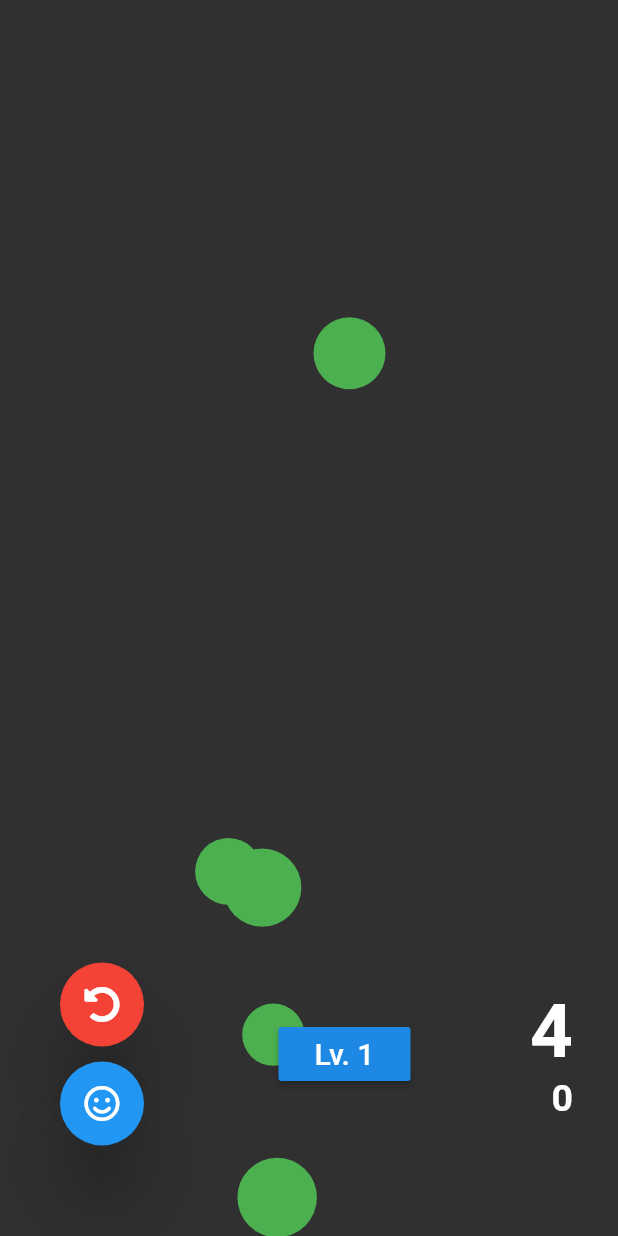
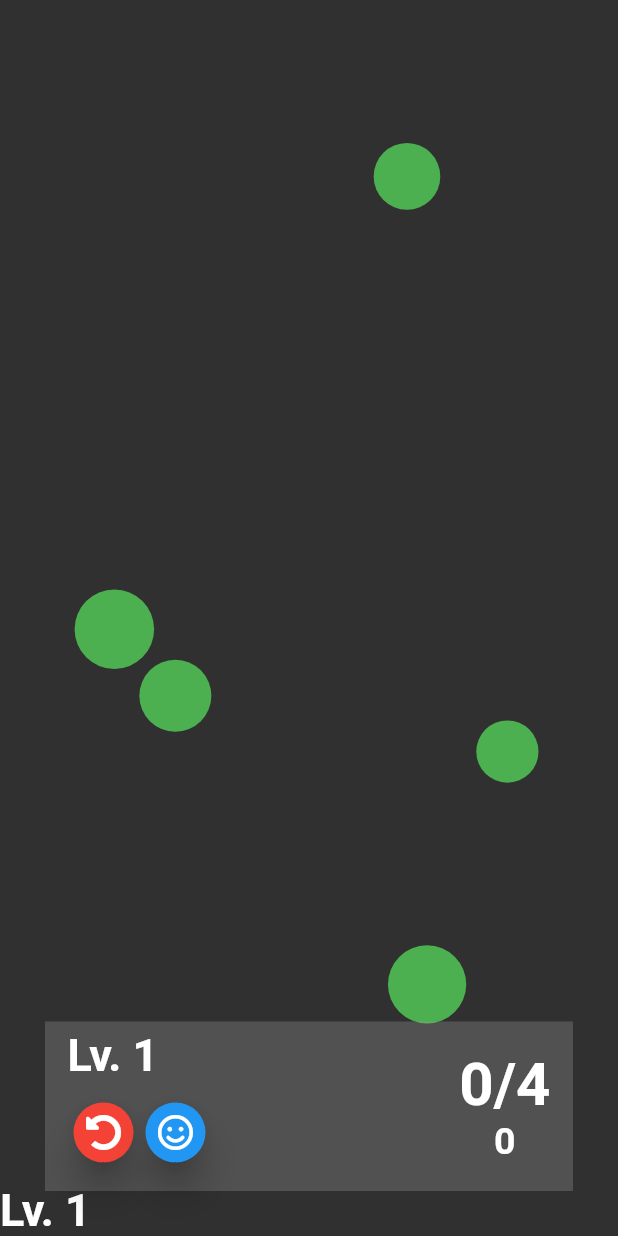
Before and after one commit to theguymeyer/reaction, a Flutter app: the screen it shows after launch, on a phone screen of 412 x 824 dp. Run offline on Flutter 3.47's test engine with Material 2 defaults, Android fonts, the phone set to English and light mode, and no system bars; our stand-ins replace font_awesome_flutter; Roboto replaces fonts that are missing (Georgia, Hind).

Commit message:
1.1.1 Dark Mode - menu needs work (no next level button)

```diff
--- a/lib/gameTimer.dart
+++ b/lib/gameTimer.dart
@@ -58,8 +58,9 @@ class _GameTimerState extends State<GameTimer> with SingleTickerProviderStateMix
         if (status == AnimationStatus.completed) {
           Provider.of<StatusNotifier>(context, listen: false).setStatus(Status.finished);
 
-          setState(() {
-          });
+          // setState(() {
+          //   status = AnimationStatus.dismissed;
+          // });
         }
       }
     );
@@ -112,7 +113,7 @@ class _GameTimerState extends State<GameTimer> with SingleTickerProviderStateMix
     super.dispose();
   }
 
-  /* Custom Methods */
+  /* Controller Methods */
   void start() => _timerAnimationController.forward();
   void stop() => _timerAnimationController.stop();
   void reset() => _timerAnimationController.reset();
--- a/lib/levels.dart
+++ b/lib/levels.dart
@@ -8,9 +8,10 @@ class Levels {
 
   // Level(this._id, this._batchSize, this._sizeRange, this._speedRange, this._initialTime, this._timeBonusDecimal, this._targetScore)
   List<Level> _levels = [
-    Level(1, 5, Offset(4, 20), Offset(1,17), 700, 0.05, 4), // high variance Size and Speed
-    Level(2, 10, Offset(2, 15), Offset(0.2, 7.5), 2000, 0.1, 10), // fun level
-    Level(3, 30, Offset(3, 10), Offset(3.5, 5.5), 1000, 0.1, 10),
+    Level(1, 5, Offset(4, 20), Offset(1,4), 1200, 0.05, 4), // high variance Size and Speed
+    Level(2, 5, Offset(4, 20), Offset(1,17), 700, 0.05, 4), // high variance Size and Speed
+    Level(3, 10, Offset(2, 15), Offset(0.2, 7.5), 2000, 0.1, 10), // fun level
+    Level(4, 30, Offset(3, 10), Offset(3.5, 5.5), 1000, 0.1, 10),
     // Level(2, 20, 0.3),
     // Level(3, 20, 0.5),
     // Level(4, 20, 0.7),
--- a/lib/main.dart
+++ b/lib/main.dart
@@ -122,27 +122,8 @@ class _GamePageState extends State<GamePage> {
                 ),
           );
         }),
-        Container(
-            padding: EdgeInsets.all(30),
-            alignment: Alignment(-0.85, 0.95),
-            child: Row(
-                crossAxisAlignment: CrossAxisAlignment.center,
-                mainAxisAlignment: MainAxisAlignment.spaceBetween,
-                children: <Widget>[
-                  FittedBox(
-                    // menu widgets (restart button and info button)
-                    child: Padding(
-                        padding:
-                            EdgeInsets.symmetric(vertical: 10, horizontal: 10),
-                        child: MenuWidgets(
-                          restartLevel: () {
-                            restartLevel();
-                          },
-                        )),
-                  ),
-                  FittedBox(
-                    // next level
-                    child: NextLevelWidget(
+        NextLevelWidget(
+          // next level button
           currentLevel: currentLevel,
           nextLevel: () {
             Provider.of<TotalScore>(context, listen: false)
@@ -150,13 +131,53 @@ class _GamePageState extends State<GamePage> {
             nextLevel();
           },
         ),
+        Container(
+            padding: EdgeInsets.all(30),
+            alignment: Alignment.bottomCenter,
+            child: SizedBox(
+              // HUD (Heads Up Display)
+              child: Container(
+                  color: Colors.grey.withOpacity(0.3),
+                  padding: EdgeInsets.symmetric(vertical: 5, horizontal: 15),
+                  child: Row(
+                      crossAxisAlignment: CrossAxisAlignment.center,
+                      mainAxisAlignment: MainAxisAlignment.spaceBetween,
+                      children: <Widget>[
+                        FittedBox(
+                            child: Column(
+                                crossAxisAlignment: CrossAxisAlignment.start,
+                                // level info and menu buttons
+                                children: <Widget>[
+                              FittedBox(
+                                // level count
+                                child: Text(
+                                  "Lv. ${(currentLevel).toString()}",
+                                  style: TextStyle(
+                                    fontSize: 30.0,
+                                    fontWeight: FontWeight.w600,
+                                    // backgroundColor: Colors.green,
                                   ),
+                                ),
+                              ),
+                              FittedBox(
+                                // menu widgets (restart button and info button)
+                                child: Padding(
+                                    padding: EdgeInsets.symmetric(
+                                        vertical: 10, horizontal: 0),
+                                    child: MenuWidgets(
+                                      restartLevel: () {
+                                        restartLevel();
+                                      },
+                                    )),
+                              ),
+                            ])),
                         FittedBox(
                           // score widgets
                           alignment: Alignment(0.85, 0.85),
                           child: ScoreWidgets(gameInfo),
                         )
                       ])),
+            )),
       ],
     ));
   }
--- a/lib/menu_widgets.dart
+++ b/lib/menu_widgets.dart
@@ -9,17 +9,17 @@ class MenuWidgets extends StatelessWidget {
   final GameCallback restartLevel;
   // final GameCallback nextLevel;
   final double _horizPadding = 0;
-  final double _vertPadding = 5;
-  final double _elevation = 20;
+  final double _vertPadding = 0;
+  final double _elevation = 10;
 
   // const MenuWidgets({this.currentLevel, this.restartLevel, this.nextLevel});
   const MenuWidgets({this.restartLevel});
 
   @override
   Widget build(BuildContext context) {
-    return Row(
+    return Column(
       children: <Widget>[
-        Column(
+        Row(
             crossAxisAlignment: CrossAxisAlignment.start,
             mainAxisAlignment: MainAxisAlignment.end,
             children: <Widget>[
@@ -30,7 +30,7 @@ class MenuWidgets extends StatelessWidget {
                       vertical: _vertPadding, horizontal: _horizPadding),
                   child: Container(
                       child: FloatingActionButton(
-                          mini: false,
+                          mini: true,
                           backgroundColor: Colors.red,
                           elevation: _elevation,
                           child: Icon(FontAwesomeIcons.undoAlt),
@@ -42,7 +42,7 @@ class MenuWidgets extends StatelessWidget {
                       vertical: _vertPadding, horizontal: _horizPadding),
                   child: Container(
                       child: FloatingActionButton(
-                          mini: false,
+                          mini: true,
                           backgroundColor: Colors.blue,
                           elevation: _elevation,
                           child: Icon(FontAwesomeIcons.smile),
--- a/lib/next_level_widget.dart
+++ b/lib/next_level_widget.dart
@@ -4,15 +4,23 @@ import 'package:flutter/material.dart';
 // import 'package:font_awesome_flutter/font_awesome_flutter.dart';
 import 'package:provider/provider.dart';
 
-class NextLevelWidget extends StatelessWidget {
+class NextLevelWidget extends StatefulWidget {
   final int currentLevel;
   // final GameCallback restartLevel;
   final GameCallback nextLevel;
-  final double _horizPadding = 0;
-  final double _vertPadding = 5;
-  final double _elevation = 20;
 
   const NextLevelWidget({this.currentLevel, this.nextLevel});
+
+  @override
+  _NextLevelWidgetState createState() => _NextLevelWidgetState();
+}
+
+class _NextLevelWidgetState extends State<NextLevelWidget> {
+  final double _horizPadding = 0;
+
+  final double _vertPadding = 5;
+
+  final double _elevation = 20;
 
   @override
   Widget build(BuildContext context) {
@@ -22,21 +30,30 @@ class NextLevelWidget extends StatelessWidget {
         mainAxisAlignment: MainAxisAlignment.end,
         children: <Widget>[
           Consumer<StatusNotifier>(builder: (context, myStatusNotifer, _) {
-            return (myStatusNotifer.getStatus == Status.winner)
-                ? RaisedButton(
-                    elevation: _elevation,
-                    color: Colors.yellow,
-                    child: Text("Lv. ${(currentLevel + 1).toString()}",
-                        style: TextStyle(fontSize: 20)),
-                    onPressed: () {
-                      nextLevel();
-                    },
-                  )
-                : RaisedButton(
-                    child: Text("Lv. ${(currentLevel).toString()}",
-                        style: TextStyle(fontSize: 20)),
-                    onPressed: () {},
-                  );
+            return Text(
+                "Lv. ${(widget.currentLevel).toString()}",
+                style: TextStyle(
+                  fontSize: 30.0,
+                  fontWeight: FontWeight.w600,
+                  // backgroundColor: Colors.green,
+                ),
+              );
+
+            // (myStatusNotifer.getStatus == Status.winner)
+            //     ? RaisedButton(
+            //         elevation: _elevation,
+            //         color: Colors.yellow,
+            //         child: Text("Lv. ${(currentLevel + 1).toString()}",
+            //             style: TextStyle(fontSize: 20)),
+            //         onPressed: () {
+            //           nextLevel();
+            //         },
+            //       )
+            //     : RaisedButton(
+            //         child: Text("Lv. ${(currentLevel).toString()}",
+            //             style: TextStyle(fontSize: 20)),
+            //         onPressed: () {},
+            //       );
           })
         ]);
   }
--- a/lib/score_widgets.dart
+++ b/lib/score_widgets.dart
@@ -18,17 +18,17 @@ class _ScoreWidgetsState extends State<ScoreWidgets> {
   @override
   Widget build(BuildContext context) {
     return Column(
-          crossAxisAlignment: CrossAxisAlignment.end,
-          mainAxisAlignment: MainAxisAlignment.end,
+          // crossAxisAlignment: CrossAxisAlignment.stretch,
+          // mainAxisAlignment: MainAxisAlignment.spaceBetween,
           children: <Widget>[
             Container(
                 // alignment: Alignment(1.0, 1.0),
                 child: Consumer<CaughtPointNotifier>(
                     builder: (context, thisNotifier, _) {
               return Text(
-                "${widget._gameInfo.targetScoreForCurrentLevel.round() - thisNotifier.caughtPoints}",
+                "${thisNotifier.caughtPoints}/${widget._gameInfo.targetScoreForCurrentLevel.round()}",
                 style: TextStyle(
-                  fontSize: 50.0,
+                  fontSize: 40.0,
                   fontWeight: FontWeight.w600,
                   // backgroundColor: Colors.green,
                 ),
```
Lines whose indentation alone changed are shown as unchanged.
